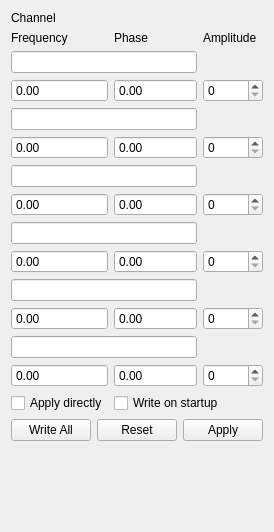
First picture: the form in ui/DDS.ui, repository MonroeQuantumNetworks/IonControl, before the edit.
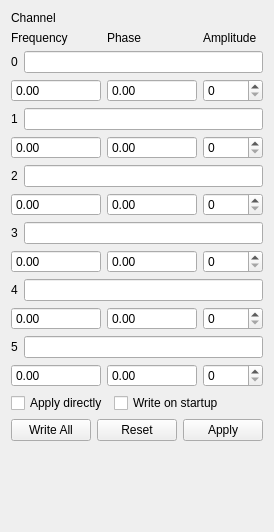
Second picture: the form after the edit. Custom widgets are drawn as their Qt base class.

Commit message: add channel numbers to DDS

What changed in the file:
```diff
--- a/ui/DDS.ui
+++ b/ui/DDS.ui
@@ -14,144 +14,67 @@
    <string>Form</string>
   </property>
   <layout class="QVBoxLayout" name="verticalLayout">
+   <item>
+    <widget class="QLabel" name="label_5">
+     <property name="text">
+      <string>Channel</string>
+     </property>
+     <property name="textInteractionFlags">
+      <set>Qt::LinksAccessibleByMouse</set>
+     </property>
+    </widget>
+   </item>
    <item>
     <layout class="QGridLayout" name="gridLayout">
-     <item row="9" column="0">
-      <widget class="MagnitudeSpinBox" name="frequencyBox3">
-       <property name="sizePolicy">
-        <sizepolicy hsizetype="MinimumExpanding" vsizetype="Fixed">
-         <horstretch>0</horstretch>
-         <verstretch>0</verstretch>
-        </sizepolicy>
-       </property>
-       <property name="buttonSymbols">
-        <enum>QAbstractSpinBox::NoButtons</enum>
-       </property>
-      </widget>
-     </item>
-     <item row="5" column="2">
-      <widget class="QSpinBox" name="amplitudeBox1">
-       <property name="minimumSize">
-        <size>
-         <width>60</width>
-         <height>0</height>
-        </size>
-       </property>
-       <property name="maximum">
-        <number>1023</number>
-       </property>
-      </widget>
-     </item>
-     <item row="5" column="1">
-      <widget class="MagnitudeSpinBox" name="phaseBox1">
-       <property name="sizePolicy">
-        <sizepolicy hsizetype="MinimumExpanding" vsizetype="Fixed">
-         <horstretch>0</horstretch>
-         <verstretch>0</verstretch>
-        </sizepolicy>
-       </property>
-       <property name="buttonSymbols">
-        <enum>QAbstractSpinBox::NoButtons</enum>
-       </property>
-      </widget>
-     </item>
-     <item row="7" column="0">
-      <widget class="MagnitudeSpinBox" name="frequencyBox2">
-       <property name="sizePolicy">
-        <sizepolicy hsizetype="MinimumExpanding" vsizetype="Fixed">
-         <horstretch>0</horstretch>
-         <verstretch>0</verstretch>
-        </sizepolicy>
-       </property>
-       <property name="buttonSymbols">
-        <enum>QAbstractSpinBox::NoButtons</enum>
-       </property>
-      </widget>
-     </item>
-     <item row="7" column="1">
-      <widget class="MagnitudeSpinBox" name="phaseBox2">
-       <property name="sizePolicy">
-        <sizepolicy hsizetype="MinimumExpanding" vsizetype="Fixed">
-         <horstretch>0</horstretch>
-         <verstretch>0</verstretch>
-        </sizepolicy>
-       </property>
-       <property name="buttonSymbols">
-        <enum>QAbstractSpinBox::NoButtons</enum>
-       </property>
-      </widget>
-     </item>
-     <item row="5" column="0">
-      <widget class="MagnitudeSpinBox" name="frequencyBox1">
-       <property name="sizePolicy">
-        <sizepolicy hsizetype="MinimumExpanding" vsizetype="Fixed">
-         <horstretch>0</horstretch>
-         <verstretch>0</verstretch>
-        </sizepolicy>
-       </property>
-       <property name="buttonSymbols">
-        <enum>QAbstractSpinBox::NoButtons</enum>
-       </property>
-      </widget>
-     </item>
-     <item row="1" column="2">
-      <widget class="QLabel" name="label_3">
-       <property name="text">
-        <string>Amplitude</string>
-       </property>
-      </widget>
-     </item>
-     <item row="3" column="2">
-      <widget class="QSpinBox" name="amplitudeBox0">
-       <property name="minimumSize">
-        <size>
-         <width>60</width>
-         <height>0</height>
-        </size>
-       </property>
-       <property name="maximum">
-        <number>1023</number>
-       </property>
-      </widget>
-     </item>
-     <item row="1" column="1">
-      <widget class="QLabel" name="label_2">
-       <property name="text">
-        <string>Phase</string>
-       </property>
-      </widget>
-     </item>
-     <item row="1" column="0">
+     <item row="0" column="0">
       <widget class="QLabel" name="label">
        <property name="text">
         <string>Frequency</string>
        </property>
       </widget>
      </item>
-     <item row="0" column="0">
-      <widget class="QLabel" name="label_5">
+     <item row="0" column="1">
+      <widget class="QLabel" name="label_2">
        <property name="text">
-        <string>Channel</string>
+        <string>Phase</string>
        </property>
-       <property name="textInteractionFlags">
-        <set>Qt::LinksAccessibleByMouse</set>
-       </property>
       </widget>
      </item>
-     <item row="3" column="1">
-      <widget class="MagnitudeSpinBox" name="phaseBox0">
-       <property name="sizePolicy">
-        <sizepolicy hsizetype="MinimumExpanding" vsizetype="Fixed">
-         <horstretch>2</horstretch>
-         <verstretch>0</verstretch>
-        </sizepolicy>
+     <item row="0" column="2">
+      <widget class="QLabel" name="label_3">
+       <property name="text">
+        <string>Amplitude</string>
        </property>
-       <property name="buttonSymbols">
-        <enum>QAbstractSpinBox::NoButtons</enum>
-       </property>
       </widget>
      </item>
-     <item row="3" column="0">
+     <item row="1" column="0" colspan="3">
+      <layout class="QHBoxLayout" name="horizontalLayout_7">
+       <item>
+        <widget class="QLabel" name="label_4">
+         <property name="text">
+          <string>0</string>
+         </property>
+        </widget>
+       </item>
+       <item>
+        <widget class="QLineEdit" name="channelEdit0">
+         <property name="sizePolicy">
+          <sizepolicy hsizetype="MinimumExpanding" vsizetype="Fixed">
+           <horstretch>0</horstretch>
+           <verstretch>0</verstretch>
+          </sizepolicy>
+         </property>
+         <property name="minimumSize">
+          <size>
+           <width>0</width>
+           <height>0</height>
+          </size>
+         </property>
+        </widget>
+       </item>
+      </layout>
+     </item>
+     <item row="2" column="0">
       <widget class="MagnitudeSpinBox" name="frequencyBox0">
        <property name="sizePolicy">
         <sizepolicy hsizetype="MinimumExpanding" vsizetype="Fixed">
@@ -164,7 +87,140 @@
        </property>
       </widget>
      </item>
-     <item row="7" column="2">
+     <item row="2" column="1">
+      <widget class="MagnitudeSpinBox" name="phaseBox0">
+       <property name="sizePolicy">
+        <sizepolicy hsizetype="MinimumExpanding" vsizetype="Fixed">
+         <horstretch>2</horstretch>
+         <verstretch>0</verstretch>
+        </sizepolicy>
+       </property>
+       <property name="buttonSymbols">
+        <enum>QAbstractSpinBox::NoButtons</enum>
+       </property>
+      </widget>
+     </item>
+     <item row="2" column="2">
+      <widget class="QSpinBox" name="amplitudeBox0">
+       <property name="minimumSize">
+        <size>
+         <width>60</width>
+         <height>0</height>
+        </size>
+       </property>
+       <property name="maximum">
+        <number>1023</number>
+       </property>
+      </widget>
+     </item>
+     <item row="3" column="0" colspan="3">
+      <layout class="QHBoxLayout" name="horizontalLayout_6">
+       <item>
+        <widget class="QLabel" name="label_6">
+         <property name="text">
+          <string>1</string>
+         </property>
+        </widget>
+       </item>
+       <item>
+        <widget class="QLineEdit" name="channelEdit1">
+         <property name="sizePolicy">
+          <sizepolicy hsizetype="MinimumExpanding" vsizetype="Fixed">
+           <horstretch>0</horstretch>
+           <verstretch>0</verstretch>
+          </sizepolicy>
+         </property>
+        </widget>
+       </item>
+      </layout>
+     </item>
+     <item row="4" column="0">
+      <widget class="MagnitudeSpinBox" name="frequencyBox1">
+       <property name="sizePolicy">
+        <sizepolicy hsizetype="MinimumExpanding" vsizetype="Fixed">
+         <horstretch>0</horstretch>
+         <verstretch>0</verstretch>
+        </sizepolicy>
+       </property>
+       <property name="buttonSymbols">
+        <enum>QAbstractSpinBox::NoButtons</enum>
+       </property>
+      </widget>
+     </item>
+     <item row="4" column="1">
+      <widget class="MagnitudeSpinBox" name="phaseBox1">
+       <property name="sizePolicy">
+        <sizepolicy hsizetype="MinimumExpanding" vsizetype="Fixed">
+         <horstretch>0</horstretch>
+         <verstretch>0</verstretch>
+        </sizepolicy>
+       </property>
+       <property name="buttonSymbols">
+        <enum>QAbstractSpinBox::NoButtons</enum>
+       </property>
+      </widget>
+     </item>
+     <item row="4" column="2">
+      <widget class="QSpinBox" name="amplitudeBox1">
+       <property name="minimumSize">
+        <size>
+         <width>60</width>
+         <height>0</height>
+        </size>
+       </property>
+       <property name="maximum">
+        <number>1023</number>
+       </property>
+      </widget>
+     </item>
+     <item row="5" column="0" colspan="3">
+      <layout class="QHBoxLayout" name="horizontalLayout_5">
+       <item>
+        <widget class="QLabel" name="label_7">
+         <property name="text">
+          <string>2</string>
+         </property>
+        </widget>
+       </item>
+       <item>
+        <widget class="QLineEdit" name="channelEdit2">
+         <property name="sizePolicy">
+          <sizepolicy hsizetype="MinimumExpanding" vsizetype="Fixed">
+           <horstretch>0</horstretch>
+           <verstretch>0</verstretch>
+          </sizepolicy>
+         </property>
+        </widget>
+       </item>
+      </layout>
+     </item>
+     <item row="6" column="0">
+      <widget class="MagnitudeSpinBox" name="frequencyBox2">
+       <property name="sizePolicy">
+        <sizepolicy hsizetype="MinimumExpanding" vsizetype="Fixed">
+         <horstretch>0</horstretch>
+         <verstretch>0</verstretch>
+        </sizepolicy>
+       </property>
+       <property name="buttonSymbols">
+        <enum>QAbstractSpinBox::NoButtons</enum>
+       </property>
+      </widget>
+     </item>
+     <item row="6" column="1">
+      <widget class="MagnitudeSpinBox" name="phaseBox2">
+       <property name="sizePolicy">
+        <sizepolicy hsizetype="MinimumExpanding" vsizetype="Fixed">
+         <horstretch>0</horstretch>
+         <verstretch>0</verstretch>
+        </sizepolicy>
+       </property>
+       <property name="buttonSymbols">
+        <enum>QAbstractSpinBox::NoButtons</enum>
+       </property>
+      </widget>
+     </item>
+     <item row="6" column="2">
       <widget class="QSpinBox" name="amplitudeBox2">
        <property name="minimumSize">
         <size>
@@ -177,7 +233,41 @@
        </property>
       </widget>
      </item>
-     <item row="9" column="1">
+     <item row="7" column="0" colspan="3">
+      <layout class="QHBoxLayout" name="horizontalLayout_4">
+       <item>
+        <widget class="QLabel" name="label_8">
+         <property name="text">
+          <string>3</string>
+         </property>
+        </widget>
+       </item>
+       <item>
+        <widget class="QLineEdit" name="channelEdit3">
+         <property name="sizePolicy">
+          <sizepolicy hsizetype="MinimumExpanding" vsizetype="Fixed">
+           <horstretch>0</horstretch>
+           <verstretch>0</verstretch>
+          </sizepolicy>
+         </property>
+        </widget>
+       </item>
+      </layout>
+     </item>
+     <item row="8" column="0">
+      <widget class="MagnitudeSpinBox" name="frequencyBox3">
+       <property name="sizePolicy">
+        <sizepolicy hsizetype="MinimumExpanding" vsizetype="Fixed">
+         <horstretch>0</horstretch>
+         <verstretch>0</verstretch>
+        </sizepolicy>
+       </property>
+       <property name="buttonSymbols">
+        <enum>QAbstractSpinBox::NoButtons</enum>
+       </property>
+      </widget>
+     </item>
+     <item row="8" column="1">
       <widget class="MagnitudeSpinBox" name="phaseBox3">
        <property name="sizePolicy">
         <sizepolicy hsizetype="MinimumExpanding" vsizetype="Fixed">
@@ -190,7 +280,7 @@
        </property>
       </widget>
      </item>
-     <item row="9" column="2">
+     <item row="8" column="2">
       <widget class="QSpinBox" name="amplitudeBox3">
        <property name="minimumSize">
         <size>
@@ -203,7 +293,28 @@
        </property>
       </widget>
      </item>
-     <item row="11" column="0">
+     <item row="9" column="0" colspan="3">
+      <layout class="QHBoxLayout" name="horizontalLayout_3">
+       <item>
+        <widget class="QLabel" name="label_9">
+         <property name="text">
+          <string>4</string>
+         </property>
+        </widget>
+       </item>
+       <item>
+        <widget class="QLineEdit" name="channelEdit4">
+         <property name="sizePolicy">
+          <sizepolicy hsizetype="MinimumExpanding" vsizetype="Fixed">
+           <horstretch>0</horstretch>
+           <verstretch>0</verstretch>
+          </sizepolicy>
+         </property>
+        </widget>
+       </item>
+      </layout>
+     </item>
+     <item row="10" column="0">
       <widget class="MagnitudeSpinBox" name="frequencyBox4">
        <property name="sizePolicy">
         <sizepolicy hsizetype="MinimumExpanding" vsizetype="Fixed">
@@ -216,7 +327,7 @@
        </property>
       </widget>
      </item>
-     <item row="11" column="1">
+     <item row="10" column="1">
       <widget class="MagnitudeSpinBox" name="phaseBox4">
        <property name="sizePolicy">
         <sizepolicy hsizetype="MinimumExpanding" vsizetype="Fixed">
@@ -229,7 +340,7 @@
        </property>
       </widget>
      </item>
-     <item row="11" column="2">
+     <item row="10" column="2">
       <widget class="QSpinBox" name="amplitudeBox4">
        <property name="minimumSize">
         <size>
@@ -242,7 +353,28 @@
        </property>
       </widget>
      </item>
-     <item row="13" column="0">
+     <item row="11" column="0" colspan="3">
+      <layout class="QHBoxLayout" name="horizontalLayout_2">
+       <item>
+        <widget class="QLabel" name="label_10">
+         <property name="text">
+          <string>5</string>
+         </property>
+        </widget>
+       </item>
+       <item>
+        <widget class="QLineEdit" name="channelEdit5">
+         <property name="sizePolicy">
+          <sizepolicy hsizetype="MinimumExpanding" vsizetype="Fixed">
+           <horstretch>0</horstretch>
+           <verstretch>0</verstretch>
+          </sizepolicy>
+         </property>
+        </widget>
+       </item>
+      </layout>
+     </item>
+     <item row="12" column="0">
       <widget class="MagnitudeSpinBox" name="frequencyBox5">
        <property name="sizePolicy">
         <sizepolicy hsizetype="MinimumExpanding" vsizetype="Fixed">
@@ -255,7 +387,7 @@
        </property>
       </widget>
      </item>
-     <item row="13" column="1">
+     <item row="12" column="1">
       <widget class="MagnitudeSpinBox" name="phaseBox5">
        <property name="sizePolicy">
         <sizepolicy hsizetype="MinimumExpanding" vsizetype="Fixed">
@@ -268,7 +400,7 @@
        </property>
       </widget>
      </item>
-     <item row="13" column="2">
+     <item row="12" column="2">
       <widget class="QSpinBox" name="amplitudeBox5">
        <property name="minimumSize">
         <size>
@@ -281,86 +413,37 @@
        </property>
       </widget>
      </item>
-     <item row="2" column="0" colspan="2">
-      <widget class="QLineEdit" name="channelEdit0">
-       <property name="sizePolicy">
-        <sizepolicy hsizetype="MinimumExpanding" vsizetype="Fixed">
-         <horstretch>0</horstretch>
-         <verstretch>0</verstretch>
-        </sizepolicy>
-       </property>
-       <property name="minimumSize">
-        <size>
-         <width>0</width>
-         <height>0</height>
-        </size>
-       </property>
-      </widget>
-     </item>
-     <item row="4" column="0" colspan="2">
-      <widget class="QLineEdit" name="channelEdit1">
-       <property name="sizePolicy">
-        <sizepolicy hsizetype="MinimumExpanding" vsizetype="Fixed">
-         <horstretch>0</horstretch>
-         <verstretch>0</verstretch>
-        </sizepolicy>
-       </property>
-      </widget>
-     </item>
-     <item row="6" column="0" colspan="2">
-      <widget class="QLineEdit" name="channelEdit2">
-       <property name="sizePolicy">
-        <sizepolicy hsizetype="MinimumExpanding" vsizetype="Fixed">
-         <horstretch>0</horstretch>
-         <verstretch>0</verstretch>
-        </sizepolicy>
-       </property>
-      </widget>
-     </item>
-     <item row="8" column="0" colspan="2">
-      <widget class="QLineEdit" name="channelEdit3">
-       <property name="sizePolicy">
-        <sizepolicy hsizetype="MinimumExpanding" vsizetype="Fixed">
-         <horstretch>0</horstretch>
-         <verstretch>0</verstretch>
-        </sizepolicy>
-       </property>
-      </widget>
-     </item>
-     <item row="10" column="0" colspan="2">
-      <widget class="QLineEdit" name="channelEdit4">
-       <property name="sizePolicy">
-        <sizepolicy hsizetype="MinimumExpanding" vsizetype="Fixed">
-         <horstretch>0</horstretch>
-         <verstretch>0</verstretch>
-        </sizepolicy>
-       </property>
-      </widget>
-     </item>
-     <item row="12" column="0" colspan="2">
-      <widget class="QLineEdit" name="channelEdit5">
-       <property name="sizePolicy">
-        <sizepolicy hsizetype="MinimumExpanding" vsizetype="Fixed">
-         <horstretch>0</horstretch>
-         <verstretch>0</verstretch>
-        </sizepolicy>
-       </property>
-      </widget>
-     </item>
-     <item row="14" column="0">
+    </layout>
+   </item>
+   <item>
+    <layout class="QHBoxLayout" name="horizontalLayout_8">
+     <item>
       <widget class="QCheckBox" name="autoApplyBox">
        <property name="text">
         <string>Apply directly</string>
        </property>
       </widget>
      </item>
-     <item row="14" column="1" colspan="2">
+     <item>
       <widget class="QCheckBox" name="checkBoxWriteOnStartup">
        <property name="text">
         <string>Write on startup</string>
        </property>
       </widget>
      </item>
+     <item>
+      <spacer name="horizontalSpacer_2">
+       <property name="orientation">
+        <enum>Qt::Horizontal</enum>
+       </property>
+       <property name="sizeHint" stdset="0">
+        <size>
+         <width>40</width>
+         <height>20</height>
+        </size>
+       </property>
+      </spacer>
+     </item>
     </layout>
    </item>
    <item>
```
